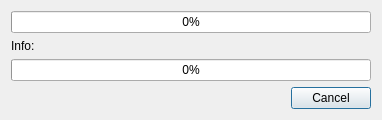
First picture: the form in elokab-filesManager/elokab-fa/progressdlg.ui, repository zakariakov/elokab-files-manager, before the edit.
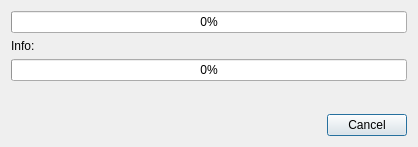
Second picture: the form after the edit.

What changed in the file:
```diff
--- a/elokab-filesManager/elokab-fa/progressdlg.ui
+++ b/elokab-filesManager/elokab-fa/progressdlg.ui
@@ -6,10 +6,16 @@
    <rect>
     <x>0</x>
     <y>0</y>
-    <width>382</width>
-    <height>110</height>
+    <width>418</width>
+    <height>147</height>
    </rect>
   </property>
+  <property name="maximumSize">
+   <size>
+    <width>500</width>
+    <height>16777215</height>
+   </size>
+  </property>
   <property name="windowTitle">
    <string>Dialog</string>
   </property>
```
